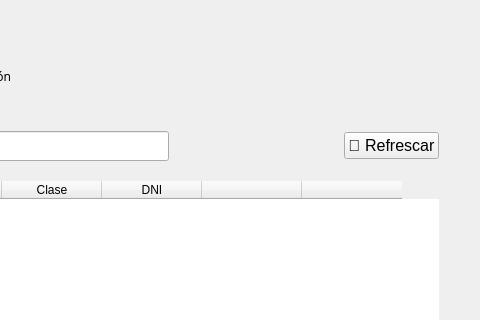
Old version of the form blustock/ui/screens_uis/otro_personal.ui in the repository MaxAPBusiness/Blustock; both pictures show x 239 to 719 and y 0 to 320 of the 719 by 547 pixel window.
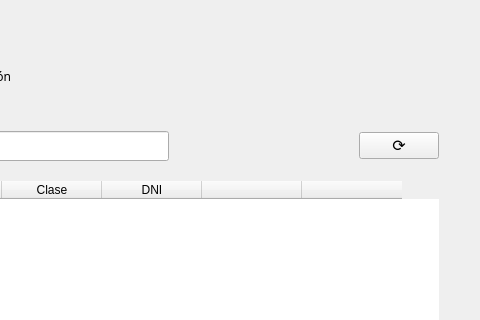
New version of the form. Icons and pictures are not drawn.

Commit message: Rediseñé los botones de refrescar.

Patch:
```diff
--- a/blustock/ui/screens_uis/otro_personal.ui
+++ b/blustock/ui/screens_uis/otro_personal.ui
@@ -129,7 +129,7 @@
           </font>
          </property>
          <property name="text">
-          <string>🔄 Refrescar</string>
+          <string>⟳</string>
          </property>
         </widget>
        </item>
```
The commit also changes 10 other files.
